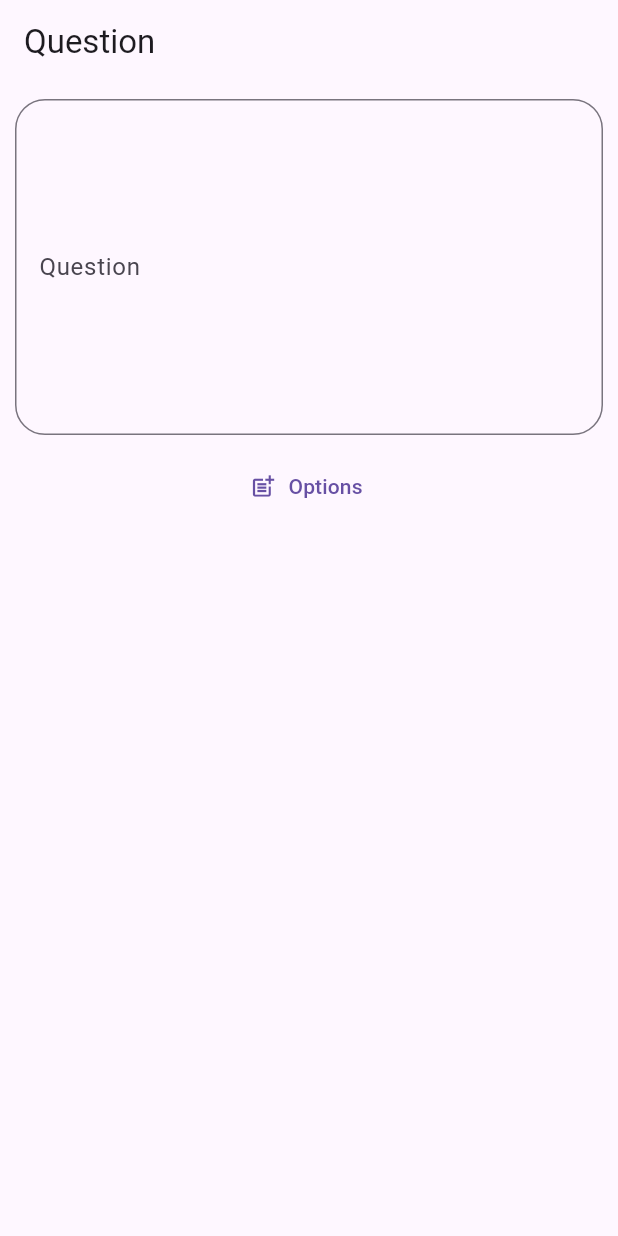
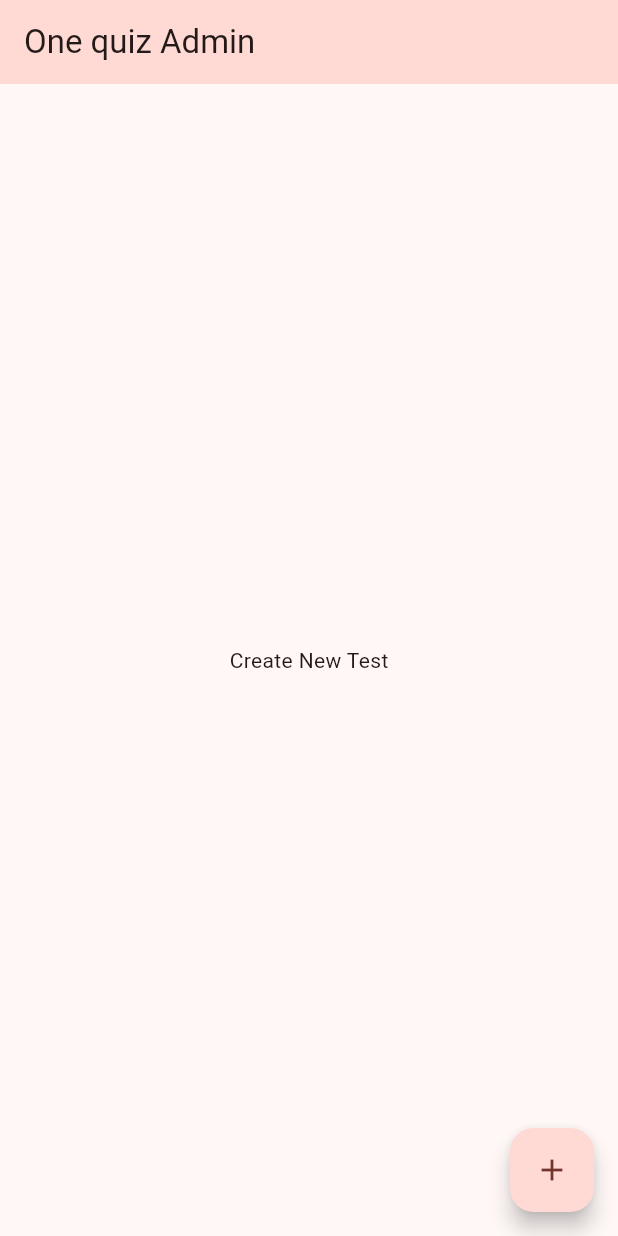
Before and after one commit to Navin-PlayerOne/onequizadmin, a Flutter app: the screen it shows after launch, on a phone screen of 412 x 824 dp. Run offline on Flutter 3.47's test engine with Material 2 defaults, Android fonts, the phone set to English and light mode, and no system bars; drawn by our look-alikes of dynamic_color; our stand-ins replace firebase_core; accounts and stored records are empty.

Commit message:
question taking model completed

```diff
--- a/lib/main.dart
+++ b/lib/main.dart
@@ -1,8 +1,15 @@
+import 'package:dynamic_color/dynamic_color.dart';
+import 'package:firebase_core/firebase_core.dart';
 import 'package:flutter/material.dart';
-import 'package:onequizadmin/models/question_model.dart';
-import 'package:onequizadmin/templates/question.dart';
+import 'package:onequizadmin/pages/home_page.dart';
+import 'package:onequizadmin/pages/questionpage.dart';
+import 'firebase_options.dart';
 
-void main() {
+void main() async{
+   WidgetsFlutterBinding.ensureInitialized();
+   await Firebase.initializeApp(
+    options: DefaultFirebaseOptions.currentPlatform,
+);
   runApp(const MyApp());
 }
 
@@ -10,15 +17,32 @@ class MyApp extends StatelessWidget {
   const MyApp({super.key});
   @override
   Widget build(BuildContext context) {
-    return MaterialApp(
-      title: 'Question App',
-      theme: ThemeData(
-        useMaterial3: true,
-        primarySwatch: Colors.blue,
-      ),
-      home: QuestionW(
-        question: Question(),
-      ),
+    return DynamicColorBuilder(
+      builder: (lightDynamic, darkDynamic) {
+        return MaterialApp(
+          theme: ThemeData(
+            useMaterial3: true,
+            colorScheme: lightDynamic ??
+                ColorScheme.fromSeed(
+                  brightness: Brightness.light,
+                  seedColor: Colors.red,
+                ),
+          ),
+          themeMode: ThemeMode.system,
+          darkTheme: ThemeData(
+            useMaterial3: true,
+            colorScheme: darkDynamic ??
+                ColorScheme.fromSeed(
+                  brightness: Brightness.dark,
+                  seedColor: Colors.black,
+                ),
+          ),
+          routes: {
+            '/question': (context) => QuestionPageBuilder(),
+            '/': (context) => const HomePage(),
+          },
+        );
+      },
     );
   }
 }
--- a/lib/models/question_model.dart
+++ b/lib/models/question_model.dart
@@ -1,19 +1,13 @@
+import 'package:flutter/cupertino.dart';
+
 class Question {
   late int question_id;
-  late int type; //1-> for single option select 2-> for multi select 3->type answers
-  late int cat; //1-> show answer after completing the test 2-> Never show answers
-  late String Questions="";
-  late Set<String> options={};
-  late Set<String> answer={}; //selected options
+  late int
+      type; //1-> for single option select 2-> for multi select 3->type answers
+  late int
+      cat; //1-> show answer after completing the test 2-> Never show answers
+  late TextEditingController Questions = TextEditingController();
+  late List<TextEditingController> options = [];
+  late List<bool> answers = []; //selected options
   //late List<int>selectedoptions;
-
-  int get questionId => question_id;
-  set setquestionId(q) => question_id = q;
-  set setType(t) => type = t;
-  set setQuestion(q) => Questions = q;
-  set setCat(c) => cat = c;
-  set setOptions(opt) => options.add(opt);
-  set delOptions(opt) => options.remove(opt);
-  set setAnswer(opt) => answer.add(opt);
-  set delAnswer(opt) => answer.remove(opt);
 }
--- /dev/null
+++ b/lib/pages/home_page.dart
@@ -0,0 +1,30 @@
+import 'package:flutter/material.dart';
+
+class HomePage extends StatefulWidget {
+  const HomePage({super.key});
+
+  @override
+  State<HomePage> createState() => _HomePageState();
+}
+
+class _HomePageState extends State<HomePage> {
+  @override
+  Widget build(BuildContext context) {
+    return Scaffold(
+      backgroundColor: Theme.of(context).colorScheme.background,
+      appBar: AppBar(
+        backgroundColor: Theme.of(context).colorScheme.primaryContainer,
+        title: const Text("One quiz Admin"),
+      ),
+      body: Center(
+        child: Text("Create New Test"),
+      ),
+      floatingActionButton: FloatingActionButton(
+        child: Icon(Icons.add),
+        onPressed: () {
+          Navigator.pushReplacementNamed(context, "/question");
+        },
+      ),
+    );
+  }
+}
--- a/lib/templates/question.dart
+++ /dev/null
@@ -1,87 +0,0 @@
-import 'package:flutter/material.dart';
-import 'package:onequizadmin/models/question_model.dart';
-
-class QuestionW extends StatefulWidget {
-  Question question;
-  QuestionW({super.key, required this.question});
-
-  @override
-  State<QuestionW> createState() => _QuestionWState();
-}
-
-class _QuestionWState extends State<QuestionW> {
-  int cnt = 0;
-  @override
-  Widget build(BuildContext context) {
-    return Scaffold(
-      appBar: AppBar(
-        title: const Text("Question"),
-      ),
-      body: SingleChildScrollView(
-        child: Padding(
-          padding: const EdgeInsets.all(10.0),
-          child: Column(
-            children: [
-              SingleChildScrollView(
-                scrollDirection: Axis.vertical,
-                child: TextField(
-                  decoration: InputDecoration(
-                    labelText: "Question",
-                    border: OutlineInputBorder(
-                      borderRadius: BorderRadius.circular(20),
-                    ),
-                  ),
-                  autocorrect: true,
-                  maxLines: 8,
-                ),
-              ),
-              const SizedBox(height: 10),
-              TextButton.icon(
-                  onPressed: () {
-                    //addoptions();
-                    setState(() {
-                      cnt++;
-                    });
-                  },
-                  icon: const Icon(Icons.post_add_outlined),
-                  label: const Text("Options")),
-              SizedBox(
-                height: 200,
-                width: 400,
-                child: Container(
-                  child: ListView.builder(
-                    //itemCount: widget.question.options.length,
-                    itemCount: cnt,
-                    itemBuilder: (context, index) {
-                      return ListTile(
-                          title: Row(
-                            children: <Widget>[
-                              //Expanded(child: Text('options')),
-                              Expanded(
-                                child: TextField(
-                                  decoration: InputDecoration(
-                                      border: OutlineInputBorder(
-                                    borderRadius: BorderRadius.circular(50),
-                                  )),
-                                ),
-                              ),
-                            ],
-                          ),
-                          trailing: IconButton(
-                            icon: const Icon(Icons.chevron_right),
-                            color: Colors.black26,
-                            onPressed: () {},
-                          ));
-                    },
-                  ),
-                ),
-              )
-            ],
-          ),
-        ),
-      ),
-    );
-  }
-
-  void addoptions() {}
-}
--- a/pubspec.yaml
+++ b/pubspec.yaml
@@ -36,6 +36,11 @@ dependencies:
   # The following adds the Cupertino Icons font to your application.
   # Use with the CupertinoIcons class for iOS style icons.
   cupertino_icons: ^1.0.2
+  dynamic_color:
+  firebase_core: ^2.1.1
+  provider:
+  firebase_auth:
+  google_sign_in:
 
 dev_dependencies:
   flutter_test:
```
Also changed, not shown: lib/pages/questionpage.dart (added, +126 -0 lines), lib/templates/questionpage.dart (added, +100 -0 lines), lib/firebase_options.dart (added), pubspec.lock, 10 other files.
